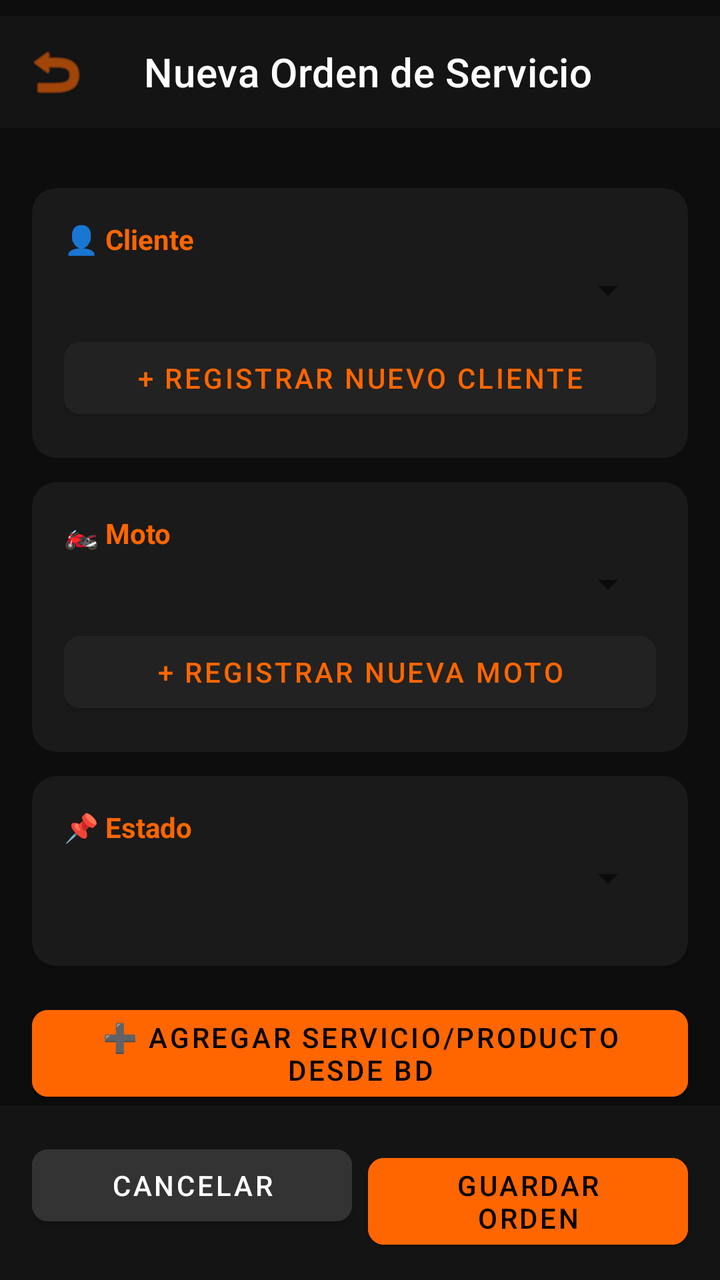
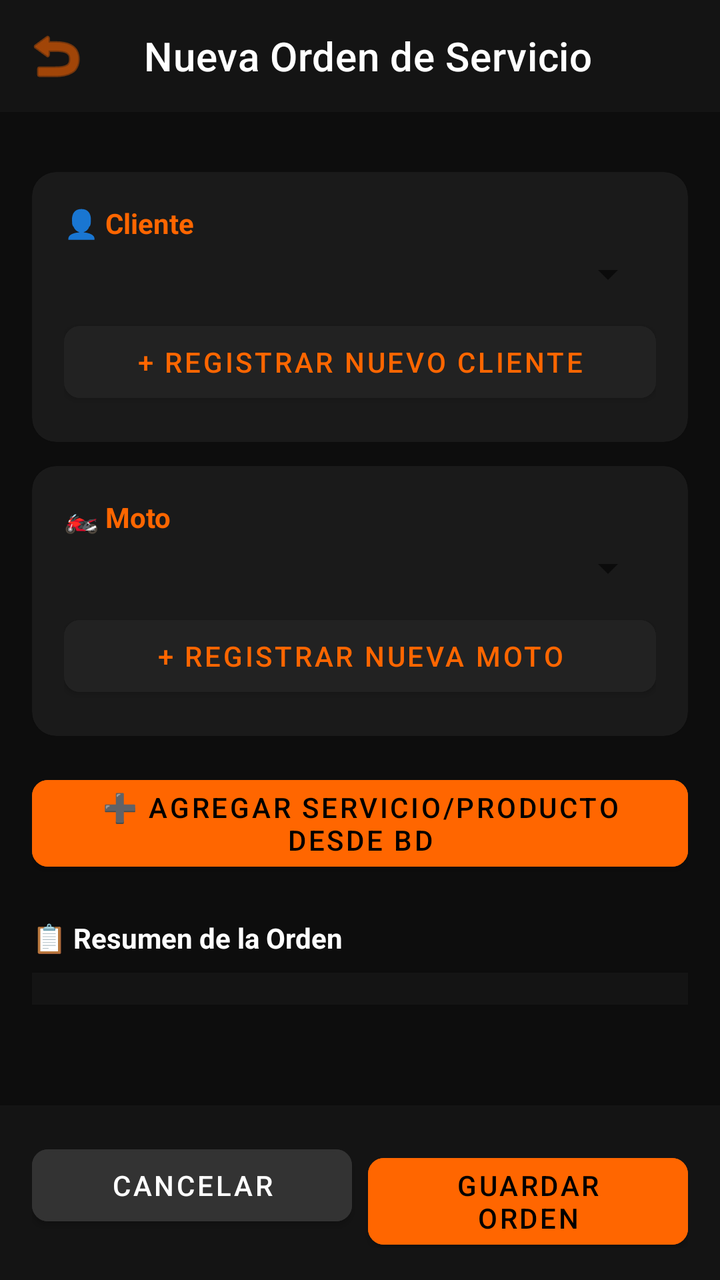

The first picture is an Android layout as it rendered before a commit; the second is the same layout after the commit. The layout source and the unified diff follow.
<!-- AndroidManifest.xml: application theme Theme.sgost -->
<!-- res/layout/activity_form_orden_servicio.xml -->
<?xml version="1.0" encoding="utf-8"?>
<androidx.coordinatorlayout.widget.CoordinatorLayout
        xmlns:android="http://schemas.android.com/apk/res/android"
        xmlns:app="http://schemas.android.com/apk/res-auto"
        xmlns:tools="http://schemas.android.com/tools"
        android:layout_width="match_parent"
        android:layout_height="match_parent"
        android:background="#0D0D0D"
        android:paddingTop="8dp"
        tools:context=".FormOrdenServicioActivity">

    

    
    <com.google.android.material.appbar.MaterialToolbar
            android:id="@+id/toolbar"
            android:layout_width="match_parent"
            android:layout_height="?attr/actionBarSize"
            android:background="#141414"
            app:navigationIcon="@android:drawable/ic_menu_revert"
            app:navigationIconTint="#FF6600"
            app:title="Nueva Orden de Servicio"
            app:titleTextColor="#FFFFFF"/>
    <androidx.core.widget.NestedScrollView
            android:layout_width="match_parent"
            android:layout_height="match_parent"
            android:layout_marginTop="70dp"
            android:fillViewport="true">

        <LinearLayout
                android:layout_width="match_parent"
                android:layout_height="wrap_content"
                android:orientation="vertical"
                android:padding="16dp">

            
            <com.google.android.material.card.MaterialCardView
                    android:layout_width="match_parent"
                    android:layout_height="wrap_content"
                    app:cardBackgroundColor="#1A1A1A"
                    app:cardCornerRadius="12dp">

                <LinearLayout
                        android:layout_width="match_parent"
                        android:layout_height="wrap_content"
                        android:orientation="vertical"
                        android:padding="16dp">

                    <TextView
                            android:layout_width="wrap_content"
                            android:layout_height="wrap_content"
                            android:layout_marginBottom="4dp"
                            android:text="👤 Cliente"
                            android:textColor="#FF6600"
                            android:textStyle="bold" />

                    <Spinner
                            android:id="@+id/spinnerClientes"
                            android:layout_width="match_parent"
                            android:layout_height="wrap_content"
                            android:layout_marginBottom="8dp"
                            android:padding="10dp"
                            android:popupBackground="#222222"
                            android:textColor="#FFFFFF" />

                    <com.google.android.material.button.MaterialButton
                            android:id="@+id/btnNuevoCliente"
                            android:layout_width="match_parent"
                            android:layout_height="wrap_content"
                            android:backgroundTint="#222222"
                            android:text="+ Registrar Nuevo Cliente"
                            android:textColor="#FF6600"
                            app:cornerRadius="8dp" />
                </LinearLayout>
            </com.google.android.material.card.MaterialCardView>

            
            <com.google.android.material.card.MaterialCardView
                    android:layout_width="match_parent"
                    android:layout_height="wrap_content"
                    android:layout_marginTop="12dp"
                    app:cardBackgroundColor="#1A1A1A"
                    app:cardCornerRadius="12dp">

                <LinearLayout
                        android:layout_width="match_parent"
                        android:layout_height="wrap_content"
                        android:orientation="vertical"
                        android:padding="16dp">

                    <TextView
                            android:layout_width="wrap_content"
                            android:layout_height="wrap_content"
                            android:layout_marginBottom="4dp"
                            android:text="🏍️ Moto"
                            android:textColor="#FF6600"
                            android:textStyle="bold" />

                    <Spinner
                            android:id="@+id/spinnerMotos"
                            android:layout_width="match_parent"
                            android:layout_height="wrap_content"
                            android:layout_marginBottom="8dp"
                            android:padding="10dp"
                            android:popupBackground="#222222"
                            android:textColor="#FFFFFF" />

                    <com.google.android.material.button.MaterialButton
                            android:id="@+id/btnNuevaMoto"
                            android:layout_width="match_parent"
                            android:layout_height="wrap_content"
                            android:backgroundTint="#222222"
                            android:text="+ Registrar Nueva Moto"
                            android:textColor="#FF6600"
                            app:cornerRadius="8dp" />
                </LinearLayout>
            </com.google.android.material.card.MaterialCardView>

            
            <com.google.android.material.card.MaterialCardView
                    android:layout_width="match_parent"
                    android:layout_height="wrap_content"
                    android:layout_marginTop="12dp"
                    app:cardBackgroundColor="#1A1A1A"
                    app:cardCornerRadius="12dp">

                <LinearLayout
                        android:layout_width="match_parent"
                        android:layout_height="wrap_content"
                        android:orientation="vertical"
                        android:padding="16dp">

                    <TextView
                            android:layout_width="wrap_content"
                            android:layout_height="wrap_content"
                            android:layout_marginBottom="4dp"
                            android:text="📌 Estado"
                            android:textColor="#FF6600"
                            android:textStyle="bold" />

                    <Spinner
                            android:id="@+id/spinnerEstado"
                            android:layout_width="match_parent"
                            android:layout_height="wrap_content"
                            android:layout_marginBottom="16dp"
                            android:padding="10dp"
                            android:popupBackground="#222222"
                            android:textColor="#FFFFFF" />
                </LinearLayout>
            </com.google.android.material.card.MaterialCardView>

            
            <com.google.android.material.button.MaterialButton
                    android:id="@+id/btnAgregarDetalle"
                    android:layout_width="match_parent"
                    android:layout_height="wrap_content"
                    android:layout_marginTop="16dp"
                    android:backgroundTint="#FF6600"
                    android:text="➕ Agregar Servicio/Producto desde BD"
                    android:textColor="#000000"
                    app:cornerRadius="8dp" />

            
            <TextView
                    android:layout_width="wrap_content"
                    android:layout_height="wrap_content"
                    android:layout_marginTop="20dp"
                    android:layout_marginBottom="8dp"
                    android:text="📋 Resumen de la Orden"
                    android:textColor="#FFFFFF"
                    android:textStyle="bold" />

            <androidx.recyclerview.widget.RecyclerView
                    android:id="@+id/rvOrdenDetalles"
                    android:layout_width="match_parent"
                    android:layout_height="wrap_content"
                    android:background="#141414"
                    android:clipToPadding="false"
                    android:nestedScrollingEnabled="false"
                    android:padding="8dp" />

            <Space
                    android:layout_width="match_parent"
                    android:layout_height="100dp" />
        </LinearLayout>
    </androidx.core.widget.NestedScrollView>

    
    <LinearLayout
            android:layout_width="match_parent"
            android:layout_height="wrap_content"
            android:layout_gravity="bottom"
            android:background="#141414"
            android:orientation="horizontal"
            android:padding="16dp">

        <com.google.android.material.button.MaterialButton
                android:id="@+id/btnCancelar"
                android:layout_width="0dp"
                android:layout_height="wrap_content"
                android:layout_marginEnd="8dp"
                android:layout_weight="1"
                android:backgroundTint="#333333"
                android:text="CANCELAR"
                android:textColor="#FFFFFF"
                app:cornerRadius="8dp" />

        <com.google.android.material.button.MaterialButton
                android:id="@+id/btnGuardar"
                android:layout_width="0dp"
                android:layout_height="wrap_content"
                android:layout_weight="1"
                android:backgroundTint="#FF6600"
                android:text="GUARDAR ORDEN"
                android:textColor="#000000"
                app:cornerRadius="8dp" />
    </LinearLayout>

</androidx.coordinatorlayout.widget.CoordinatorLayout>
<!-- resources referenced by this layout -->
<resources>
  <style name="Theme.sgost" parent="Theme.MaterialComponents.DayNight.NoActionBar">
          
          <item name="android:windowBackground">@color/color_splash</item>
  
          
          <item name="android:statusBarColor">@color/color_splash</item>
          <item name="android:windowLightStatusBar">false</item>
      </style>
  <color name="color_splash">#FF6600</color>
</resources>

<!-- the commit's change to res/layout/activity_form_orden_servicio.xml (unified diff, before → after) -->
@@ -6,26 +6,38 @@
         android:layout_width="match_parent"
         android:layout_height="match_parent"
         android:background="#0D0D0D"
-        android:paddingTop="8dp"
         tools:context=".FormOrdenServicioActivity">
 
-    
+        
+<com.google.android.material.appbar.MaterialToolbar
+android:id="@+id/toolbar"
+android:layout_width="match_parent"
+android:layout_height="?attr/actionBarSize"
+android:background="#141414"
+app:navigationIcon="@android:drawable/ic_menu_revert"
+app:navigationIconTint="#FF6600"
+app:title="Nueva Orden de Servicio"
+app:titleTextColor="#FFFFFF" />
+
+        
+<androidx.core.widget.NestedScrollView
+android:layout_width="match_parent"
+android:layout_height="match_parent"
+android:layout_marginTop="70dp"
+android:fillViewport="true">
+
+<LinearLayout
+        android:layout_width="match_parent"
+        android:layout_height="wrap_content"
+        android:orientation="vertical"
+        android:padding="16dp">
 
     
-    <com.google.android.material.appbar.MaterialToolbar
-            android:id="@+id/toolbar"
+    <com.google.android.material.card.MaterialCardView
             android:layout_width="match_parent"
-            android:layout_height="?attr/actionBarSize"
-            android:background="#141414"
-            app:navigationIcon="@android:drawable/ic_menu_revert"
-            app:navigationIconTint="#FF6600"
-            app:title="Nueva Orden de Servicio"
-            app:titleTextColor="#FFFFFF"/>
-    <androidx.core.widget.NestedScrollView
-            android:layout_width="match_parent"
-            android:layout_height="match_parent"
-            android:layout_marginTop="70dp"
-            android:fillViewport="true">
+            android:layout_height="wrap_content"
+            app:cardBackgroundColor="#1A1A1A"
+            app:cardCornerRadius="12dp">
 
         <LinearLayout
                 android:layout_width="match_parent"
@@ -33,187 +45,141 @@
                 android:orientation="vertical"
                 android:padding="16dp">
 
-            
-            <com.google.android.material.card.MaterialCardView
-                    android:layout_width="match_parent"
-                    android:layout_height="wrap_content"
-                    app:cardBackgroundColor="#1A1A1A"
-                    app:cardCornerRadius="12dp">
-
-                <LinearLayout
-                        android:layout_width="match_parent"
-                        android:layout_height="wrap_content"
-                        android:orientation="vertical"
-                        android:padding="16dp">
-
-                    <TextView
-                            android:layout_width="wrap_content"
-                            android:layout_height="wrap_content"
-                            android:layout_marginBottom="4dp"
-                            android:text="👤 Cliente"
-                            android:textColor="#FF6600"
-                            android:textStyle="bold" />
-
-                    <Spinner
-                            android:id="@+id/spinnerClientes"
-                            android:layout_width="match_parent"
-                            android:layout_height="wrap_content"
-                            android:layout_marginBottom="8dp"
-                            android:padding="10dp"
-                            android:popupBackground="#222222"
-                            android:textColor="#FFFFFF" />
-
-                    <com.google.android.material.button.MaterialButton
-                            android:id="@+id/btnNuevoCliente"
-                            android:layout_width="match_parent"
-                            android:layout_height="wrap_content"
-                            android:backgroundTint="#222222"
-                            android:text="+ Registrar Nuevo Cliente"
-                            android:textColor="#FF6600"
-                            app:cornerRadius="8dp" />
-                </LinearLayout>
-            </com.google.android.material.card.MaterialCardView>
-
-            
-            <com.google.android.material.card.MaterialCardView
-                    android:layout_width="match_parent"
-                    android:layout_height="wrap_content"
-                    android:layout_marginTop="12dp"
-                    app:cardBackgroundColor="#1A1A1A"
-                    app:cardCornerRadius="12dp">
-
-                <LinearLayout
-                        android:layout_width="match_parent"
-                        android:layout_height="wrap_content"
-                        android:orientation="vertical"
-                        android:padding="16dp">
-
-                    <TextView
-                            android:layout_width="wrap_content"
-                            android:layout_height="wrap_content"
-                            android:layout_marginBottom="4dp"
-                            android:text="🏍️ Moto"
-                            android:textColor="#FF6600"
-                            android:textStyle="bold" />
-
-                    <Spinner
-                            android:id="@+id/spinnerMotos"
-                            android:layout_width="match_parent"
-                            android:layout_height="wrap_content"
-                            android:layout_marginBottom="8dp"
-                            android:padding="10dp"
-                            android:popupBackground="#222222"
-                            android:textColor="#FFFFFF" />
-
-                    <com.google.android.material.button.MaterialButton
-                            android:id="@+id/btnNuevaMoto"
-                            android:layout_width="match_parent"
-                            android:layout_height="wrap_content"
-                            android:backgroundTint="#222222"
-                            android:text="+ Registrar Nueva Moto"
-                            android:textColor="#FF6600"
-                            app:cornerRadius="8dp" />
-                </LinearLayout>
-            </com.google.android.material.card.MaterialCardView>
-
-            
-            <com.google.android.material.card.MaterialCardView
-                    android:layout_width="match_parent"
-                    android:layout_height="wrap_content"
-                    android:layout_marginTop="12dp"
-                    app:cardBackgroundColor="#1A1A1A"
-                    app:cardCornerRadius="12dp">
-
-                <LinearLayout
-                        android:layout_width="match_parent"
-                        android:layout_height="wrap_content"
-                        android:orientation="vertical"
-                        android:padding="16dp">
-
-                    <TextView
-                            android:layout_width="wrap_content"
-                            android:layout_height="wrap_content"
-                            android:layout_marginBottom="4dp"
-                            android:text="📌 Estado"
-                            android:textColor="#FF6600"
-                            android:textStyle="bold" />
-
-                    <Spinner
-                            android:id="@+id/spinnerEstado"
-                            android:layout_width="match_parent"
-                            android:layout_height="wrap_content"
-                            android:layout_marginBottom="16dp"
-                            android:padding="10dp"
-                            android:popupBackground="#222222"
-                            android:textColor="#FFFFFF" />
-                </LinearLayout>
-            </com.google.android.material.card.MaterialCardView>
-
-            
-            <com.google.android.material.button.MaterialButton
-                    android:id="@+id/btnAgregarDetalle"
-                    android:layout_width="match_parent"
-                    android:layout_height="wrap_content"
-                    android:layout_marginTop="16dp"
-                    android:backgroundTint="#FF6600"
-                    android:text="➕ Agregar Servicio/Producto desde BD"
-                    android:textColor="#000000"
-                    app:cornerRadius="8dp" />
-
-            
             <TextView
                     android:layout_width="wrap_content"
                     android:layout_height="wrap_content"
-                    android:layout_marginTop="20dp"
-                    android:layout_marginBottom="8dp"
-                    android:text="📋 Resumen de la Orden"
-                    android:textColor="#FFFFFF"
+                    android:layout_marginBottom="4dp"
+                    android:text="👤 Cliente"
+                    android:textColor="#FF6600"
                     android:textStyle="bold" />
 
-            <androidx.recyclerview.widget.RecyclerView
-                    android:id="@+id/rvOrdenDetalles"
+            <Spinner
+                    android:id="@+id/spinnerClientes"
                     android:layout_width="match_parent"
                     android:layout_height="wrap_content"
-                    android:background="#141414"
-                    android:clipToPadding="false"
-                    android:nestedScrollingEnabled="false"
-                    android:padding="8dp" />
+                    android:layout_marginBottom="8dp"
+                    android:padding="10dp"
+                    android:popupBackground="#222222"
+                    android:textColor="#FFFFFF" />
 
-            <Space
+            <com.google.android.material.button.MaterialButton
+                    android:id="@+id/btnNuevoCliente"
                     android:layout_width="match_parent"
-                    android:layout_height="100dp" />
+                    android:layout_height="wrap_content"
+                    android:backgroundTint="#222222"
+                    android:text="+ Registrar Nuevo Cliente"
+                    android:textColor="#FF6600"
+                    app:cornerRadius="8dp" />
         </LinearLayout>
-    </androidx.core.widget.NestedScrollView>
+    </com.google.android.material.card.MaterialCardView>
 
     
-    <LinearLayout
+    <com.google.android.material.card.MaterialCardView
             android:layout_width="match_parent"
             android:layout_height="wrap_content"
-            android:layout_gravity="bottom"
+            android:layout_marginTop="12dp"
+            app:cardBackgroundColor="#1A1A1A"
+            app:cardCornerRadius="12dp">
+
+        <LinearLayout
+                android:layout_width="match_parent"
+                android:layout_height="wrap_content"
+                android:orientation="vertical"
+                android:padding="16dp">
+
+            <TextView
+                    android:layout_width="wrap_content"
+                    android:layout_height="wrap_content"
+                    android:layout_marginBottom="4dp"
+                    android:text="🏍️ Moto"
+                    android:textColor="#FF6600"
+                    android:textStyle="bold" />
+
+            <Spinner
+                    android:id="@+id/spinnerMotos"
+                    android:layout_width="match_parent"
+                    android:layout_height="wrap_content"
+                    android:layout_marginBottom="8dp"
+                    android:padding="10dp"
+                    android:popupBackground="#222222"
+                    android:textColor="#FFFFFF" />
+
+            <com.google.android.material.button.MaterialButton
+                    android:id="@+id/btnNuevaMoto"
+                    android:layout_width="match_parent"
+                    android:layout_height="wrap_content"
+                    android:backgroundTint="#222222"
+                    android:text="+ Registrar Nueva Moto"
+                    android:textColor="#FF6600"
+                    app:cornerRadius="8dp" />
+        </LinearLayout>
+    </com.google.android.material.card.MaterialCardView>
+
+    
+    <com.google.android.material.button.MaterialButton
+            android:id="@+id/btnAgregarDetalle"
+            android:layout_width="match_parent"
+            android:layout_height="wrap_content"
+            android:layout_marginTop="16dp"
+            android:backgroundTint="#FF6600"
+            android:text="➕ Agregar Servicio/Producto desde BD"
+            android:textColor="#000000"
+            app:cornerRadius="8dp" />
+
+    
+    <TextView
+            android:layout_width="wrap_content"
+            android:layout_height="wrap_content"
+            android:layout_marginTop="20dp"
+            android:layout_marginBottom="8dp"
+            android:text="📋 Resumen de la Orden"
+            android:textColor="#FFFFFF"
+            android:textStyle="bold" />
+
+    <androidx.recyclerview.widget.RecyclerView
+            android:id="@+id/rvOrdenDetalles"
+            android:layout_width="match_parent"
+            android:layout_height="wrap_content"
             android:background="#141414"
-            android:orientation="horizontal"
-            android:padding="16dp">
+            android:clipToPadding="false"
+            android:nestedScrollingEnabled="false"
+            android:padding="8dp" />
 
-        <com.google.android.material.button.MaterialButton
-                android:id="@+id/btnCancelar"
-                android:layout_width="0dp"
-                android:layout_height="wrap_content"
-                android:layout_marginEnd="8dp"
-                android:layout_weight="1"
-                android:backgroundTint="#333333"
-                android:text="CANCELAR"
-                android:textColor="#FFFFFF"
-                app:cornerRadius="8dp" />
+    <Space
+            android:layout_width="match_parent"
+            android:layout_height="100dp" />
+</LinearLayout>
+</androidx.core.widget.NestedScrollView>
 
-        <com.google.android.material.button.MaterialButton
-                android:id="@+id/btnGuardar"
-                android:layout_width="0dp"
-                android:layout_height="wrap_content"
-                android:layout_weight="1"
-                android:backgroundTint="#FF6600"
-                android:text="GUARDAR ORDEN"
-                android:textColor="#000000"
-                app:cornerRadius="8dp" />
-    </LinearLayout>
+        
+<LinearLayout
+android:layout_width="match_parent"
+android:layout_height="wrap_content"
+android:layout_gravity="bottom"
+android:background="#141414"
+android:orientation="horizontal"
+android:padding="16dp">
 
-</androidx.coordinatorlayout.widget.CoordinatorLayout>
+<com.google.android.material.button.MaterialButton
+        android:id="@+id/btnCancelar"
+        android:layout_width="0dp"
+        android:layout_height="wrap_content"
+        android:layout_marginEnd="8dp"
+        android:layout_weight="1"
+        android:backgroundTint="#333333"
+        android:text="CANCELAR"
+        android:textColor="#FFFFFF"
+        app:cornerRadius="8dp" />
+
+<com.google.android.material.button.MaterialButton
+        android:id="@+id/btnGuardar"
+        android:layout_width="0dp"
+        android:layout_height="wrap_content"
+        android:layout_weight="1"
+        android:backgroundTint="#FF6600"
+        android:text="GUARDAR ORDEN"
+        android:textColor="#000000"
+        app:cornerRadius="8dp" />
+</LinearLayout>
+
+        </androidx.coordinatorlayout.widget.CoordinatorLayout>
